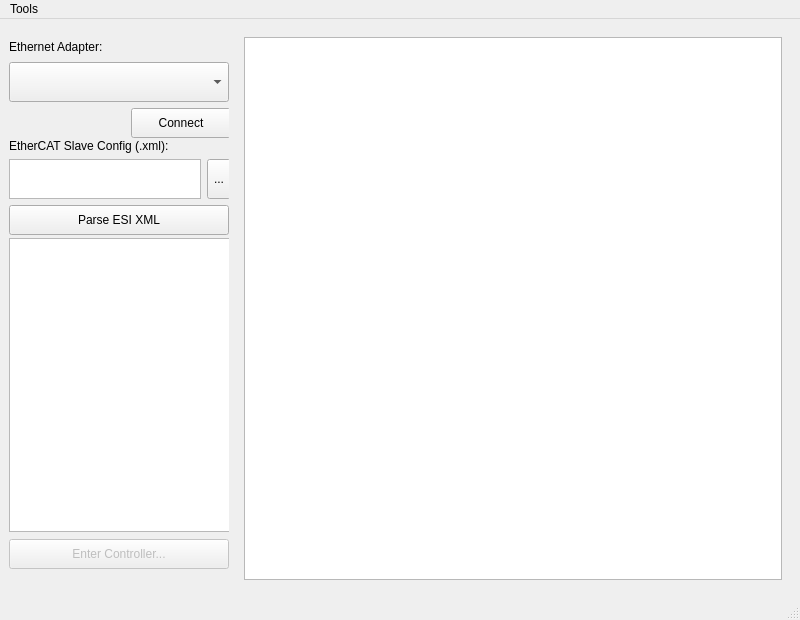
Before: the Qt Designer form Widgets/MainWindow/MainWindow.ui in PITECH-MIS/MIS-Pilot, drawn with Qt 5.
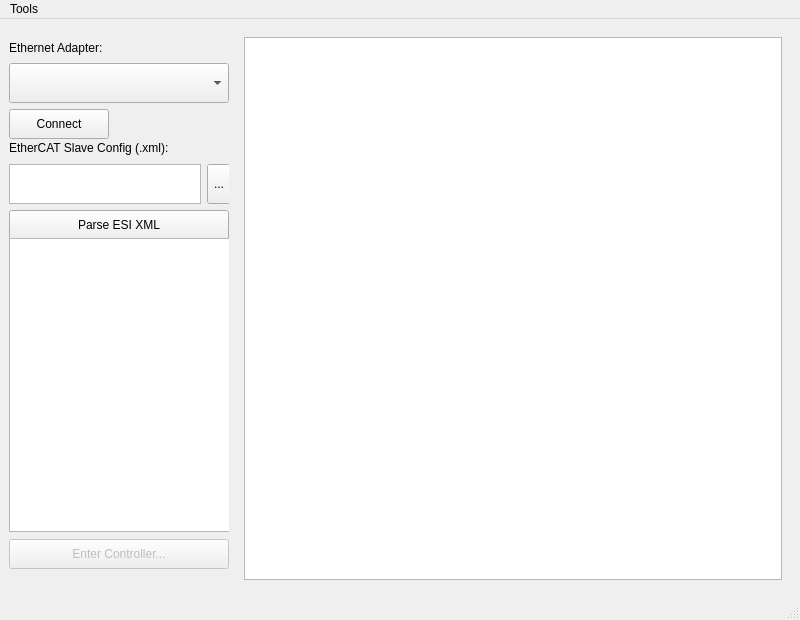
After: the same form once the commit is applied.

What changed in the file:
```diff
--- a/Widgets/MainWindow/MainWindow.ui
+++ b/Widgets/MainWindow/MainWindow.ui
@@ -55,7 +55,7 @@
            <x>0</x>
            <y>10</y>
            <width>222</width>
-           <height>100</height>
+           <height>101</height>
           </rect>
          </property>
          <layout class="QVBoxLayout" name="verticalLayout">
@@ -88,7 +88,7 @@
             </property>
            </widget>
           </item>
-          <item alignment="Qt::AlignmentFlag::AlignRight">
+          <item alignment="">
            <widget class="QPushButton" name="con_pushButton">
             <property name="sizePolicy">
              <sizepolicy hsizetype="Fixed" vsizetype="Fixed">
@@ -124,7 +124,7 @@
            <x>0</x>
            <y>110</y>
            <width>222</width>
-           <height>102</height>
+           <height>107</height>
           </rect>
          </property>
          <layout class="QVBoxLayout" name="verticalLayout_2">
```
Left out of the diff: 2 changed lines with no effect on the pictures.
